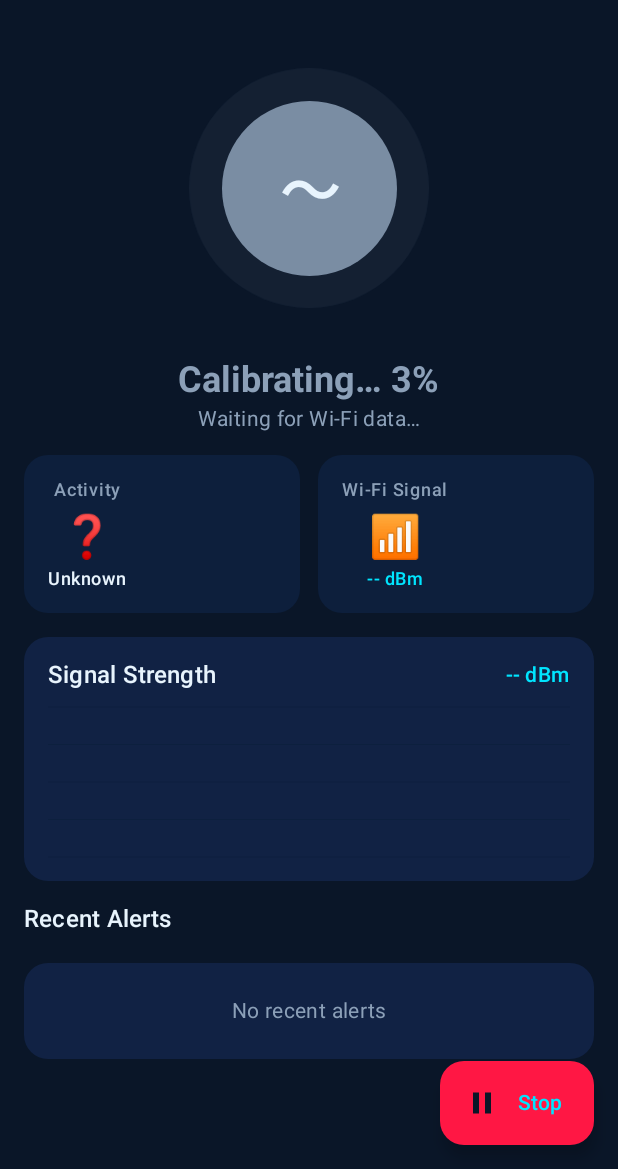
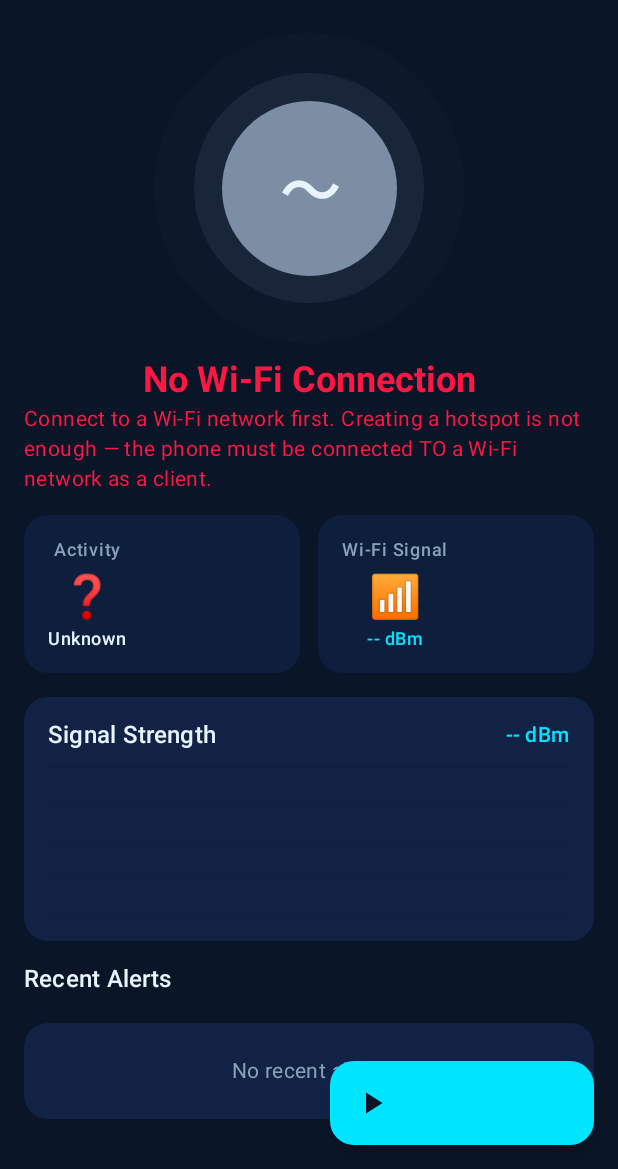
Before and after one commit to ashishshroti14/waveguard, an Android app built with Jetpack Compose: the DashboardScreen screen opened through its navigation route, after a tap on "Start Monitoring", on a phone screen of 412 x 824 dp, the part 67-1236 px from its top. Run offline under Robolectric (Android 15) with nearby library versions, the phone set to English and light mode, and no system bars; our stand-ins replace Dagger/Hilt's generated code, Room's generated code; libraries missing offline, so code that uses them is left out: org.tensorflow.lite.

Commit message:
Plan: add runtime permission requesting and fix app not working with WiFi
Co-authored-by: shrotiash <80332861+shrotiash@users.noreply.github.com>

```diff
--- a/android/app/src/main/java/com/waveguard/ui/screens/dashboard/DashboardScreen.kt
+++ b/android/app/src/main/java/com/waveguard/ui/screens/dashboard/DashboardScreen.kt
@@ -81,6 +81,7 @@ fun DashboardScreen(
     val calibrationProgress by viewModel.calibrationProgress.collectAsStateWithLifecycle()
     val calibrationSampleCount by viewModel.calibrationSampleCount.collectAsStateWithLifecycle()
     val calibrationFailed by viewModel.calibrationFailed.collectAsStateWithLifecycle()
+    val noWifiAtStart by viewModel.noWifiAtStart.collectAsStateWithLifecycle()
 
     Scaffold(
         containerColor = NavyBackground,
@@ -174,6 +175,7 @@ fun DashboardScreen(
                 ) {
                     Text(
                         text = when {
+                            noWifiAtStart -> "No Wi-Fi Connection"
                             presenceState == PresenceState.UNKNOWN && !isMonitoring -> "Ready"
                             calibrationFailed -> "Calibration Failed"
                             isCalibrating ->
@@ -182,9 +184,20 @@ fun DashboardScreen(
                         },
                         style = MaterialTheme.typography.headlineSmall,
                         fontWeight = FontWeight.Bold,
-                        color = if (calibrationFailed) RedAlert else presenceState.toColor()
+                        color = when {
+                            noWifiAtStart -> RedAlert
+                            calibrationFailed -> RedAlert
+                            else -> presenceState.toColor()
+                        }
                     )
-                    if (!isMonitoring && presenceState == PresenceState.UNKNOWN) {
+                    if (noWifiAtStart) {
+                        Spacer(modifier = Modifier.height(4.dp))
+                        Text(
+                            text = "Connect to a Wi-Fi network first. Creating a hotspot is not enough — the phone must be connected TO a Wi-Fi network as a client.",
+                            style = MaterialTheme.typography.bodyMedium,
+                            color = RedAlert
+                        )
+                    } else if (!isMonitoring && presenceState == PresenceState.UNKNOWN) {
                         Spacer(modifier = Modifier.height(4.dp))
                         Text(
                             text = "Tap Start Monitoring to begin",
--- a/android/app/src/main/java/com/waveguard/ui/screens/dashboard/DashboardViewModel.kt
+++ b/android/app/src/main/java/com/waveguard/ui/screens/dashboard/DashboardViewModel.kt
@@ -1,6 +1,8 @@
 package com.waveguard.ui.screens.dashboard
 
 import android.content.Context
+import android.net.ConnectivityManager
+import android.net.NetworkCapabilities
 import android.os.Build
 import androidx.lifecycle.ViewModel
 import androidx.lifecycle.viewModelScope
@@ -52,6 +54,10 @@ class DashboardViewModel @Inject constructor(
 
     val calibrationFailed: StateFlow<Boolean> = presenceDetector.calibrationFailed
 
+    /** True when the user tapped Start but no Wi-Fi connection was detected. */
+    private val _noWifiAtStart = MutableStateFlow(false)
+    val noWifiAtStart: StateFlow<Boolean> = _noWifiAtStart.asStateFlow()
+
     private val _rssiHistory = MutableStateFlow<List<Float>>(emptyList())
     val rssiHistory: StateFlow<List<Float>> = _rssiHistory.asStateFlow()
 
@@ -72,6 +78,16 @@ class DashboardViewModel @Inject constructor(
 
     fun startMonitoring() {
         if (_isMonitoring.value) return
+        _noWifiAtStart.value = false
+
+        // Pre-check: is the device connected to Wi-Fi?
+        // When the phone IS a hotspot (AP mode), it is NOT a Wi-Fi client, so no RSSI data
+        // will ever arrive and calibration will fail.  Give immediate feedback instead.
+        if (!isWifiConnected()) {
+            _noWifiAtStart.value = true
+            return
+        }
+
         _isMonitoring.value = true
 
         // Start the foreground service, which also wires up presenceDetector.start().
@@ -125,7 +141,20 @@ class DashboardViewModel @Inject constructor(
         monitoringJob?.cancel()
         monitoringJob = null
         _isMonitoring.value = false
+        _noWifiAtStart.value = false
         context.startService(WaveGuardService.stopIntent(context))
+    }
+
+    /**
+     * Returns true when the device has an active Wi-Fi client connection (TRANSPORT_WIFI).
+     * When the phone is in hotspot / AP mode it is NOT a Wi-Fi client.
+     */
+    private fun isWifiConnected(): Boolean {
+        val cm = context.getSystemService(Context.CONNECTIVITY_SERVICE) as? ConnectivityManager
+            ?: return false
+        val network = cm.activeNetwork ?: return false
+        val caps = cm.getNetworkCapabilities(network) ?: return false
+        return caps.hasTransport(NetworkCapabilities.TRANSPORT_WIFI)
     }
 
     override fun onCleared() {
```
